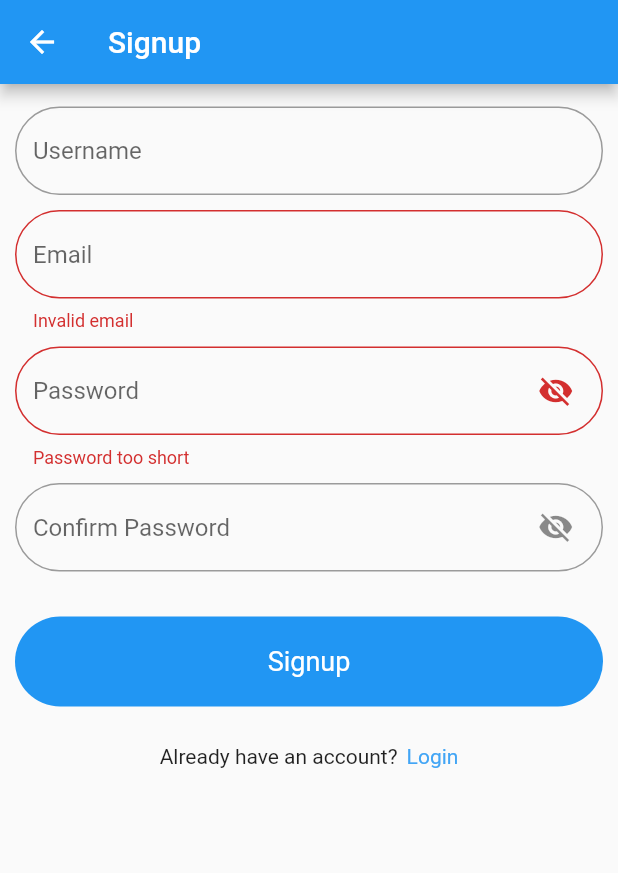
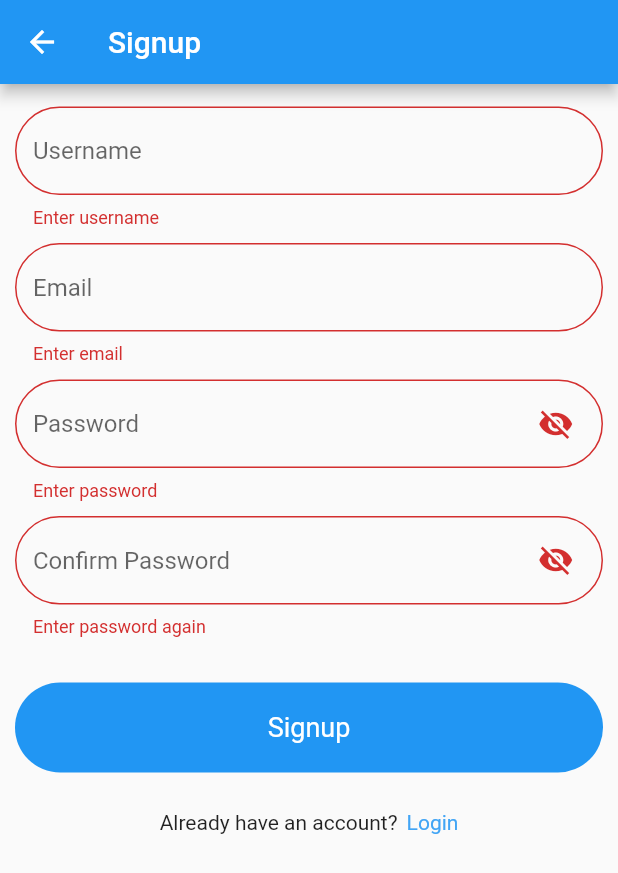
Before and after one commit to bontu-fufa/asbeza_mobile_app, a Flutter app: the SignupScreen screen opened directly, after a tap on "Signup", on a phone screen of 412 x 824 dp. Shown: the top 873 px of the screen. Run offline on Flutter 3.47's test engine with Material 2 defaults, Android fonts, the light colour scheme and no system bars; our stand-ins replace shared_preferences; accounts and stored records are empty.

Commit message:
Add signup functionality

```diff
--- /dev/null
+++ b/Asbeza_Mobile/lib/models/new_user_model.dart
@@ -0,0 +1,24 @@
+
+class NewUser {
+  final String name;
+  final String email;
+  final String password;
+  final String userType;
+
+  NewUser({required this.name, required this.email, required this.password, this.userType = "normal"});
+
+  factory NewUser.fromJson(Map json) {
+    return NewUser(
+        name: json['user_name'] ?? "", email: json['email'], password: json['password'] ?? "", userType: json['user_type']);
+  }
+
+  Map<String, String> toMap() {
+    var map = new Map<String, String>();
+    map["user_name"] = name;
+    map["email"] = email;
+    map["password"] = password;
+    map["user_type"] = userType;
+
+    return map;
+  }
+}
--- a/Asbeza_Mobile/lib/presentation/pages/signup.dart
+++ b/Asbeza_Mobile/lib/presentation/pages/signup.dart
@@ -1,10 +1,32 @@
+import 'package:asbeza_mobile_app/models/new_user_model.dart';
 import 'package:flutter/material.dart';
+import 'package:http/http.dart' as http;
+import 'dart:convert';
 
 class SignupScreen extends StatefulWidget {
   const SignupScreen({Key? key}) : super(key: key);
 
   @override
   _SignupScreenState createState() => _SignupScreenState();
+}
+
+// function for checking user name and password from api
+Future addNewUser(Map body) async {
+  return http
+      .post(Uri.parse("http://10.0.2.2:5000/asbeza/api/v1/users"),
+          headers: {
+            'Content-Type': 'application/json',
+          },
+          body: jsonEncode(body))
+      .then((http.Response response) {
+    final int statusCode = response.statusCode;
+
+    if (statusCode < 200 || statusCode > 400 || json == null) {
+      throw new Exception("Error while posting data");
+    }
+
+    return json.decode(response.body);
+  });
 }
 
 class _SignupScreenState extends State<SignupScreen> {
@@ -27,6 +49,7 @@ class _SignupScreenState extends State<SignupScreen> {
         child: Form(
           key: formKey,
           child: Container(
+            child: SingleChildScrollView(
               child: Column(
                 children: [
                   TextFormField(
@@ -40,6 +63,13 @@ class _SignupScreenState extends State<SignupScreen> {
                         borderRadius: BorderRadius.circular(100.0),
                       ),
                     ),
+                    validator: (String? name) {
+                      if (name == "") {
+                        return "Enter username";
+                      }
+
+                      return null;
+                    },
                   ),
                   SizedBox(
                     height: 10,
@@ -56,6 +86,9 @@ class _SignupScreenState extends State<SignupScreen> {
                       ),
                     ),
                     validator: (String? email) {
+                      if (email == "") {
+                        return "Enter email";
+                      }
                       if (!email!.contains('@')) {
                         return "Invalid email";
                       }
@@ -63,10 +96,12 @@ class _SignupScreenState extends State<SignupScreen> {
                       return null;
                     },
                   ),
-                SizedBox(height: 10,),
+                  SizedBox(
+                    height: 10,
+                  ),
                   TextFormField(
                     controller: passwordController,
-                  obscureText: hidePassword? true: false,
+                    obscureText: hidePassword ? true : false,
                     enableSuggestions: false,
                     autocorrect: false,
                     decoration: InputDecoration(
@@ -78,7 +113,9 @@ class _SignupScreenState extends State<SignupScreen> {
                               hidePassword = !hidePassword;
                             });
                           },
-                        child: hidePassword? Icon(Icons.visibility_off): Icon(Icons.visibility),
+                          child: hidePassword
+                              ? Icon(Icons.visibility_off)
+                              : Icon(Icons.visibility),
                         ),
                       ),
                       hintText: "Password",
@@ -90,6 +127,9 @@ class _SignupScreenState extends State<SignupScreen> {
                       ),
                     ),
                     validator: (String? password) {
+                      if (password == "") {
+                        return "Enter password";
+                      }
                       if (password!.length < 8) {
                         return "Password too short";
                       }
@@ -102,7 +142,7 @@ class _SignupScreenState extends State<SignupScreen> {
                   ),
                   TextFormField(
                     controller: confirmPasswordController,
-                  obscureText: hidePassword? true: false,
+                    obscureText: hidePassword ? true : false,
                     enableSuggestions: false,
                     autocorrect: false,
                     decoration: InputDecoration(
@@ -114,7 +154,9 @@ class _SignupScreenState extends State<SignupScreen> {
                               hidePassword = !hidePassword;
                             });
                           },
-                        child: hidePassword? Icon(Icons.visibility_off): Icon(Icons.visibility),
+                          child: hidePassword
+                              ? Icon(Icons.visibility_off)
+                              : Icon(Icons.visibility),
                         ),
                       ),
                       hintText: "Confirm Password",
@@ -126,6 +168,9 @@ class _SignupScreenState extends State<SignupScreen> {
                       ),
                     ),
                     validator: (String? password) {
+                      if (password == "") {
+                        return "Enter password again";
+                      }
                       if (passwordController.text != password) {
                         return "Password doesn't match";
                       }
@@ -133,11 +178,12 @@ class _SignupScreenState extends State<SignupScreen> {
                       return null;
                     },
                   ),
-                SizedBox(height: 30,),
+                  SizedBox(
+                    height: 30,
+                  ),
                   GestureDetector(
                     onTap: () {
-                    // run validations.
-                    // form access.
+                      // run validations
                       final valid = formKey.currentState!.validate();
                       if (!valid) {
                         // do something here.
@@ -148,12 +194,22 @@ class _SignupScreenState extends State<SignupScreen> {
                       final username = usernameController.text;
                       final email = emailController.text;
                       final password = passwordController.text;
-                    final confirmPassword = confirmPasswordController.text;
-                    print("all went well");
-                    print("username:: $username");
-                    print("eamil:: $email");
-                    print("password:: $password");
-                    print("confirm password:: $confirmPassword");
+
+                      // Get input and add user to db via api
+                      NewUser newUser = NewUser(
+                        name: username,
+                        email: email,
+                        password: password,
+                      );
+                      addNewUser(newUser.toMap()).then((value) {
+                        if (value['name'] != null) {
+                          // TODO: navigate to home page
+                          print("User signed up successfully");
+                        } else {
+                          // TODO: display error message
+                          print("User not signed up");
+                        }
+                      });
                     },
                     child: Container(
                       height: 60.0,
@@ -193,6 +249,7 @@ class _SignupScreenState extends State<SignupScreen> {
             ),
           ),
         ),
+      ),
     );
   }
 }
```
Also changed, not shown: 1 other file. Lines whose indentation alone changed are shown as unchanged.
